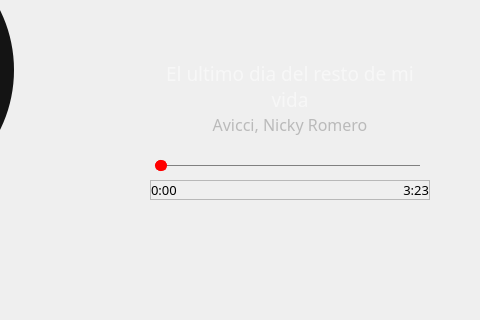
Qt form GUI_WIDGETS/Dashboard/dashboard.ui (PortiESP/PortiOS) before a commit; both pictures show x 320 to 800 and y 160 to 480 of the 800 by 480 pixel window.
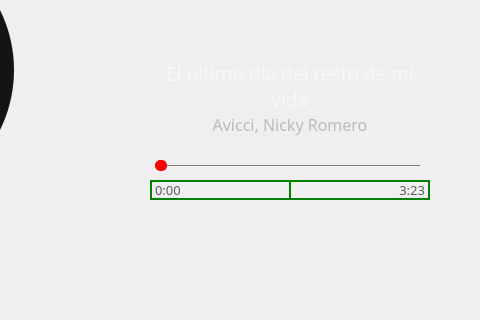
The same form after that commit. Icons and pictures are not drawn.

Diff of the .ui file:
```diff
--- a/GUI_WIDGETS/Dashboard/dashboard.ui
+++ b/GUI_WIDGETS/Dashboard/dashboard.ui
@@ -403,6 +403,10 @@
          <height>20</height>
         </size>
        </property>
+       <property name="styleSheet">
+        <string notr="true">color: rgb(94, 94, 94);
+border:1px solid green;</string>
+       </property>
        <property name="frameShape">
         <enum>QFrame::StyledPanel</enum>
        </property>
```
